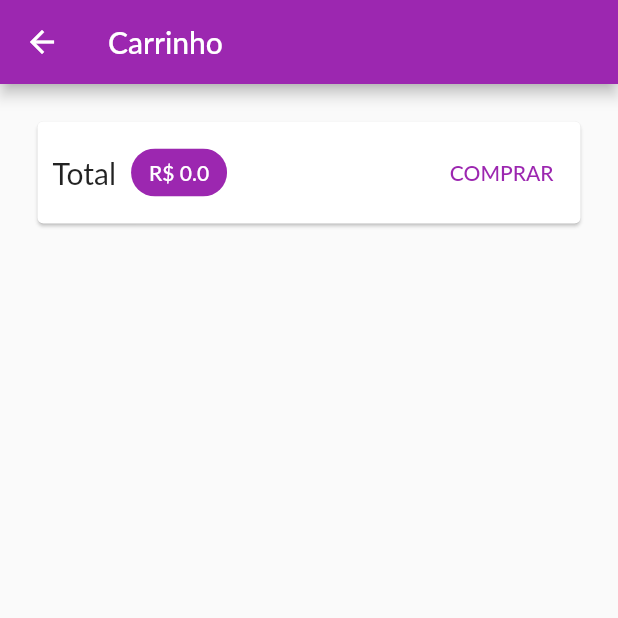
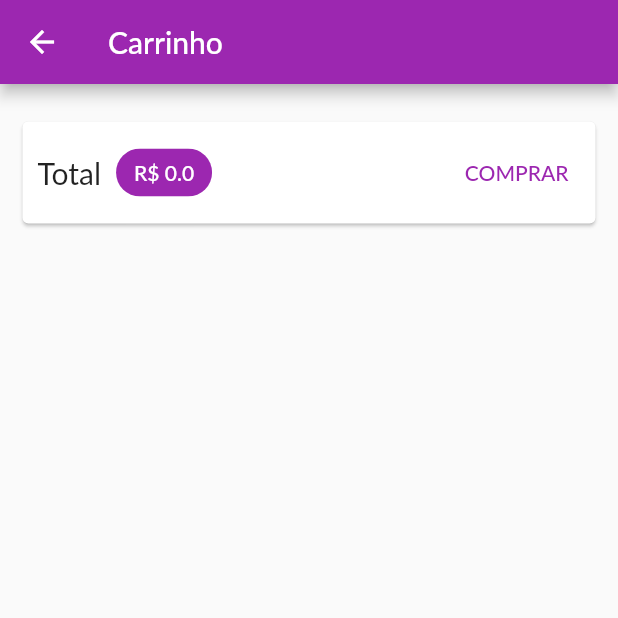
Before and after one commit to RenatoMoratto/my-store-flutter, a Flutter app: the CartPage screen opened by its route, on a phone screen of 412 x 824 dp, the top half of it. Run offline on Flutter 3.47's test engine with Material 2 defaults, Android fonts, the phone set to English and light mode, and no system bars; network calls fail; Roboto replaces fonts that are missing (Lato).

Commit message:
feat: create cart item component

```diff
--- a/lib/pages/cart_page.dart
+++ b/lib/pages/cart_page.dart
@@ -1,6 +1,7 @@
 import 'package:flutter/material.dart';
 import 'package:provider/provider.dart';
 
+import '../components/cart_item.dart';
 import '../models/cart.dart';
 
 class CartPage extends StatelessWidget {
@@ -9,6 +10,7 @@ class CartPage extends StatelessWidget {
   @override
   Widget build(BuildContext context) {
     final Cart cart = Provider.of(context);
+    final items = cart.items.values.toList();
 
     return Scaffold(
       appBar: AppBar(
@@ -17,7 +19,10 @@ class CartPage extends StatelessWidget {
       body: Column(
         children: [
           Card(
-            margin: const EdgeInsets.all(25),
+            margin: const EdgeInsets.symmetric(
+              vertical: 25,
+              horizontal: 15,
+            ),
             child: Padding(
               padding: const EdgeInsets.all(10),
               child: Row(
@@ -29,7 +34,7 @@ class CartPage extends StatelessWidget {
                   ),
                   const SizedBox(width: 10),
                   Chip(
-                    backgroundColor: Theme.of(context).colorScheme.primary,
+                    backgroundColor: Theme.of(context).primaryColor,
                     label: Text(
                       'R\$ ${cart.totalAmount}',
                       style: TextStyle(
@@ -46,7 +51,13 @@ class CartPage extends StatelessWidget {
                 ],
               ),
             ),
-          )
+          ),
+          Expanded(
+            child: ListView.builder(
+              itemCount: items.length,
+              itemBuilder: (context, index) => CartItemWidget(items[index]),
+            ),
+          ),
         ],
       ),
     );
```
Also changed, not shown: lib/components/cart_item.dart (added, +35 -0 lines), lib/main.dart (+5 -2 lines).
